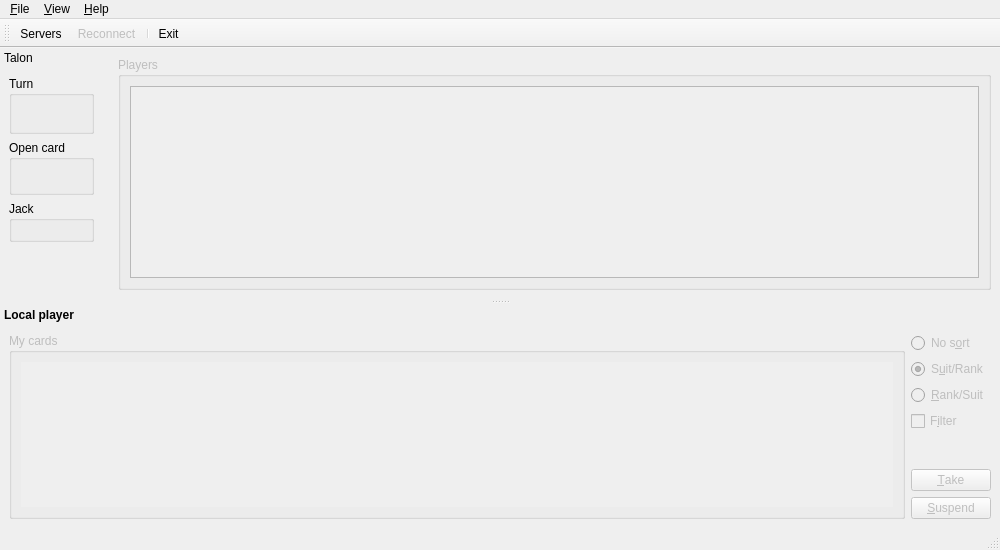
Qt form src/mainwindow.ui (velnias75/NetMauMau-Qt-Client) before a commit.
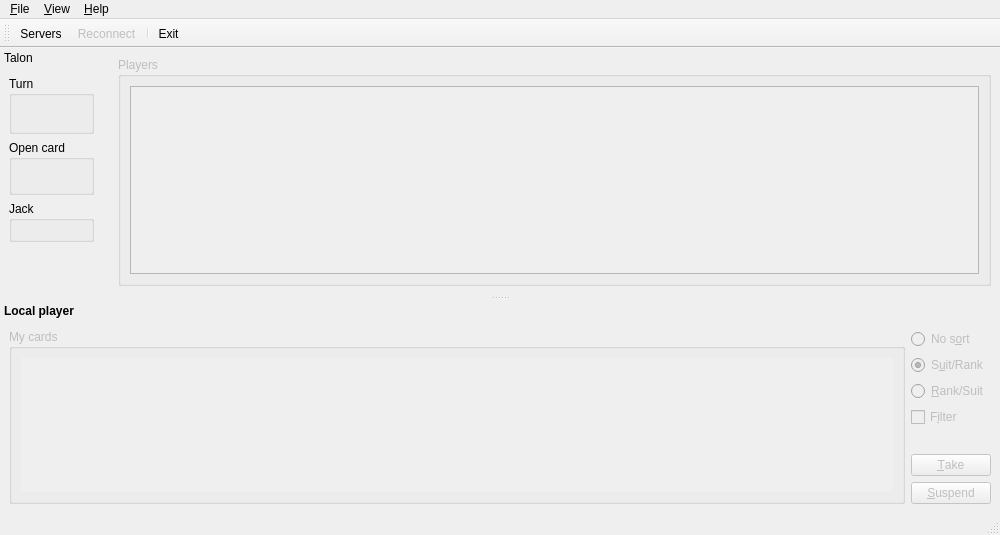
The same form after that commit. Icons and pictures are not drawn. Custom widgets are drawn as their Qt base class.

What changed in the file:
```diff
--- a/src/mainwindow.ui
+++ b/src/mainwindow.ui
@@ -8,7 +8,7 @@
     <x>0</x>
     <y>0</y>
     <width>1000</width>
-    <height>550</height>
+    <height>535</height>
    </rect>
   </property>
   <property name="windowTitle">
@@ -37,7 +37,10 @@
      <verstretch>0</verstretch>
     </sizepolicy>
    </property>
-   <layout class="QHBoxLayout" name="horizontalLayout">
+   <layout class="QVBoxLayout" name="verticalLayout_3">
+    <property name="sizeConstraint">
+     <enum>QLayout::SetMaximumSize</enum>
+    </property>
     <item>
      <widget class="QGroupBox" name="remoteGroup">
       <property name="minimumSize">
@@ -269,10 +272,16 @@
    </widget>
   </widget>
   <widget class="QDockWidget" name="localPlayerDock">
+   <property name="sizePolicy">
+    <sizepolicy hsizetype="Preferred" vsizetype="MinimumExpanding">
+     <horstretch>0</horstretch>
+     <verstretch>0</verstretch>
+    </sizepolicy>
+   </property>
    <property name="minimumSize">
     <size>
-     <width>186</width>
-     <height>190</height>
+     <width>1000</width>
+     <height>212</height>
     </size>
    </property>
    <property name="font">
@@ -297,9 +306,21 @@
     <property name="enabled">
      <bool>false</bool>
     </property>
-    <layout class="QHBoxLayout" name="horizontalLayout_4">
+    <property name="sizePolicy">
+     <sizepolicy hsizetype="Preferred" vsizetype="MinimumExpanding">
+      <horstretch>0</horstretch>
+      <verstretch>0</verstretch>
+     </sizepolicy>
+    </property>
+    <property name="minimumSize">
+     <size>
+      <width>1000</width>
+      <height>190</height>
+     </size>
+    </property>
+    <layout class="QVBoxLayout" name="verticalLayout_2">
      <property name="sizeConstraint">
-      <enum>QLayout::SetNoConstraint</enum>
+      <enum>QLayout::SetMinimumSize</enum>
      </property>
      <item>
       <layout class="QHBoxLayout" name="horizontalLayout_3">
@@ -336,27 +357,13 @@
              <set>Qt::AlignCenter</set>
             </property>
             <widget class="QWidget" name="awidget">
-             <property name="geometry">
-              <rect>
-               <x>0</x>
-               <y>0</y>
-               <width>886</width>
-               <height>140</height>
-              </rect>
-             </property>
-             <property name="minimumSize">
-              <size>
-               <width>0</width>
-               <height>140</height>
-              </size>
-             </property>
              <layout class="QHBoxLayout" name="myCardsLayout">
-              <property name="spacing">
-               <number>5</number>
-              </property>
               <property name="sizeConstraint">
                <enum>QLayout::SetMinAndMaxSize</enum>
               </property>
+              <property name="margin">
+               <number>4</number>
+              </property>
              </layout>
             </widget>
            </widget>
```
